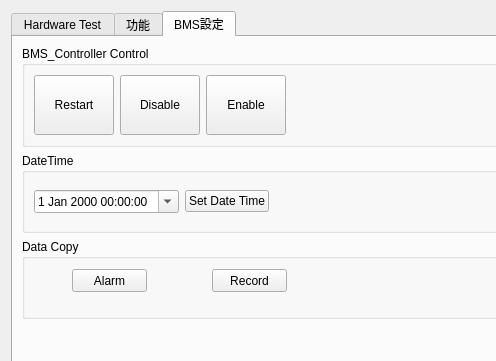
Qt form frmhardwareconfig.ui (haoyi-jason/BMS_HY01_old) before a commit; both pictures show x 0 to 496 and y 0 to 361 of the 1280 by 600 pixel window.
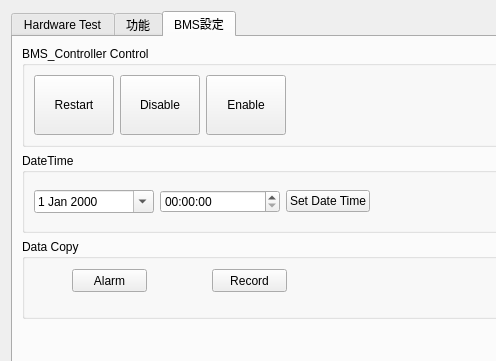
The same form after that commit. Custom widgets are drawn as their Qt base class.

```diff
--- a/frmhardwareconfig.ui
+++ b/frmhardwareconfig.ui
@@ -917,7 +917,26 @@
          </property>
          <layout class="QHBoxLayout" name="horizontalLayout_6">
           <item>
-           <widget class="QDateTimeEdit" name="dateTimeEdit">
+           <widget class="QDateEdit" name="dateEdit">
+            <property name="minimumSize">
+             <size>
+              <width>120</width>
+              <height>0</height>
+             </size>
+            </property>
+            <property name="calendarPopup">
+             <bool>true</bool>
+            </property>
+           </widget>
+          </item>
+          <item>
+           <widget class="QTimeEdit" name="timeEdit">
+            <property name="minimumSize">
+             <size>
+              <width>120</width>
+              <height>0</height>
+             </size>
+            </property>
             <property name="calendarPopup">
              <bool>true</bool>
             </property>
```
